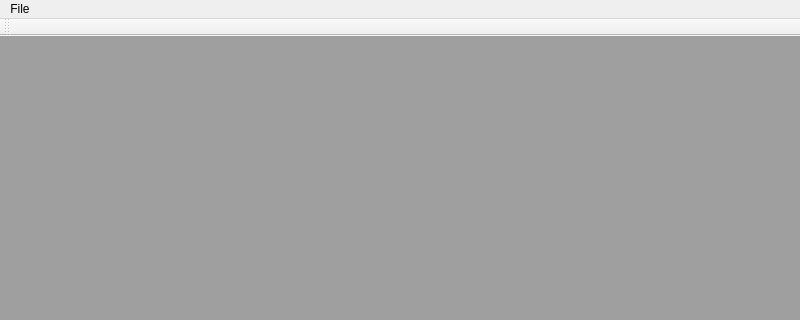
Before: the Qt Designer form xtLayout/mainwindow.ui in openICEDA/xtlayout, drawn with Qt 5; both pictures show x 0 to 800 and y 0 to 320 of the 800 by 600 pixel window.
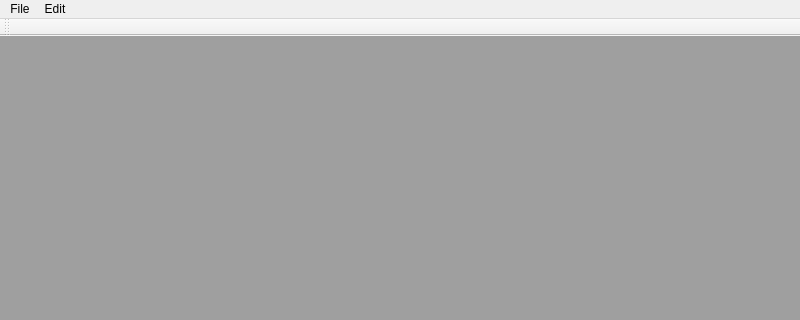
After: the same form once the commit is applied.

```diff
--- a/xtLayout/mainwindow.ui
+++ b/xtLayout/mainwindow.ui
@@ -45,7 +45,13 @@
     <addaction name="actionOpen"/>
     <addaction name="actionSave"/>
    </widget>
+   <widget class="QMenu" name="menuEdit">
+    <property name="title">
+     <string>Edit</string>
+    </property>
+   </widget>
    <addaction name="menuFile"/>
+   <addaction name="menuEdit"/>
   </widget>
   <widget class="QStatusBar" name="statusbar"/>
   <widget class="QToolBar" name="toolBar">
```
